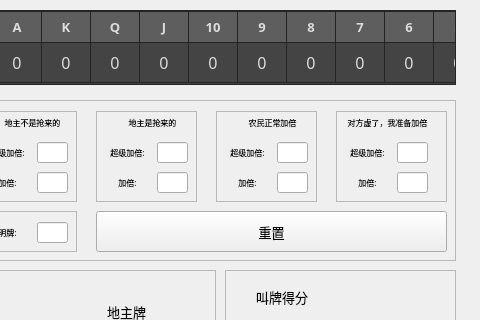
Vincentzyx/DouZero_For_HLDDZ_FullAuto, file MainWindow.ui: the form before one commit; both pictures show x 175 to 655 and y 0 to 320 of the 655 by 596 pixel window.
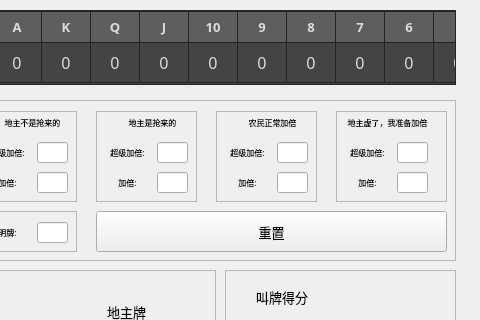
The form after the commit.

```diff
--- a/MainWindow.ui
+++ b/MainWindow.ui
@@ -1464,7 +1464,7 @@
         </font>
        </property>
        <property name="text">
-        <string>对方虚了，我准备加倍</string>
+        <string>地主虚了，我准备加倍</string>
        </property>
        <property name="alignment">
         <set>Qt::AlignCenter</set>
```
